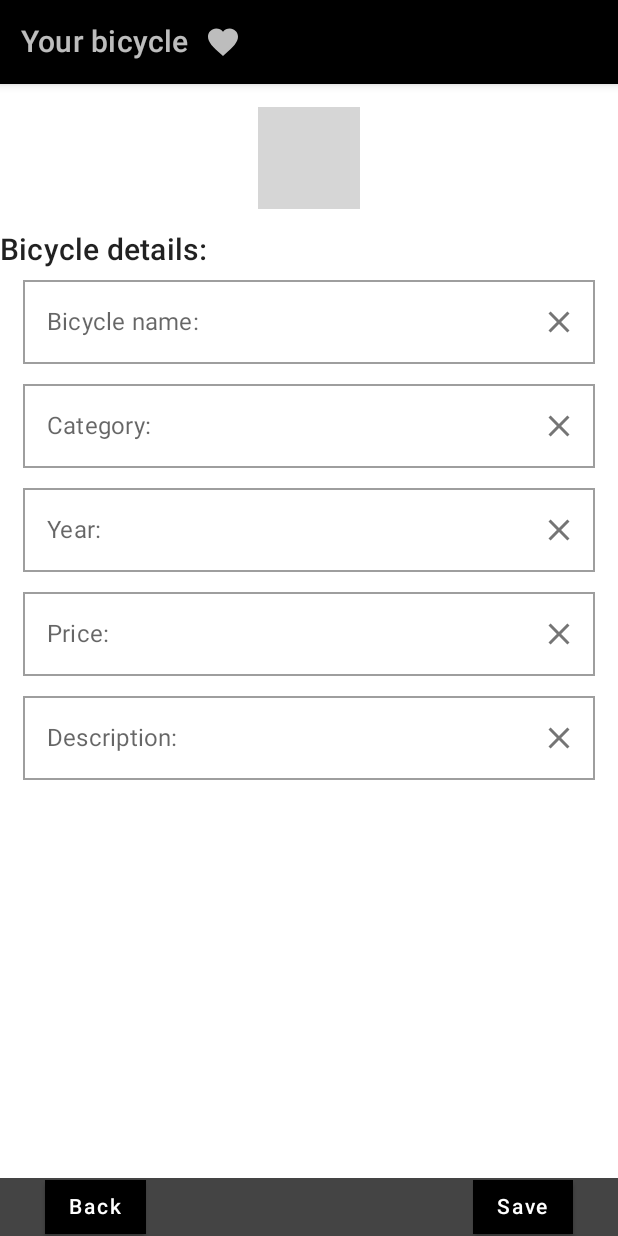
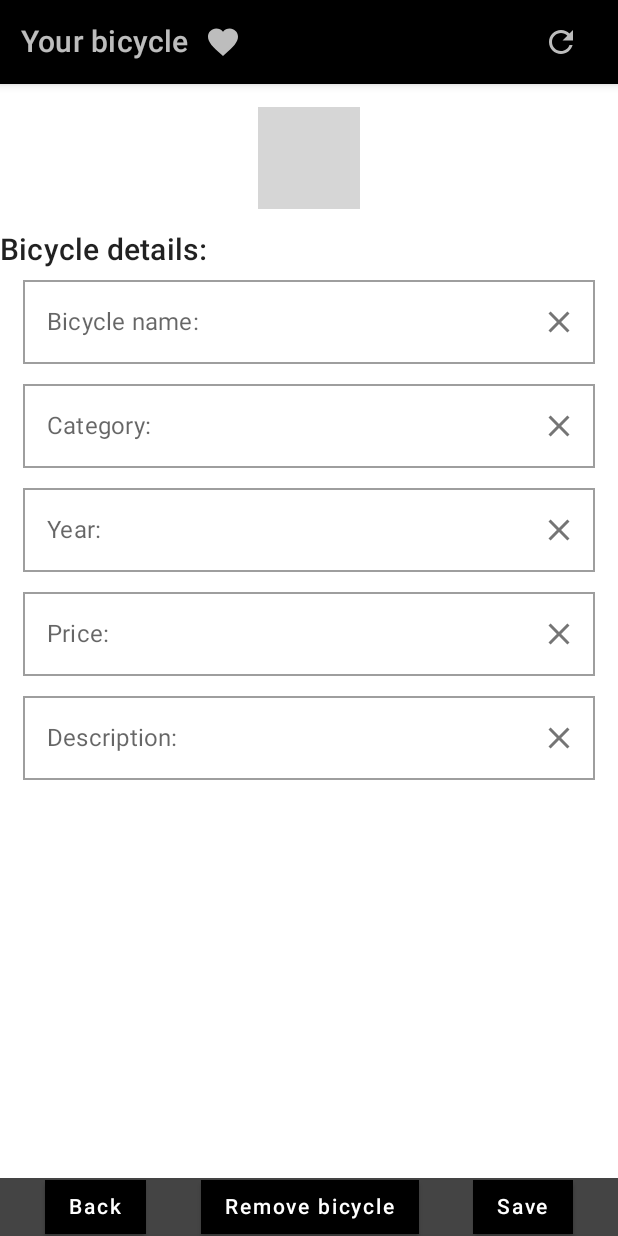
Before and after one commit to MichaelJob/kmpBicylcles, an Android app built with Jetpack Compose: the composable BicyclesUI shown on its own in the app's theme, after a tap on "New bicycle", on a phone screen of 412 x 824 dp. Run offline under Robolectric (Android 15) with nearby library versions, the phone set to English and light mode, and no system bars; libraries missing offline, so code that uses them is left out: dev.icerock.moko, io.kamel.image; 4 statements that could not run were skipped; grey boxes are pictures that could not be loaded.

Commit message:
add and remove a bicycle - wip with imagepath not getting stored - WHY?

```diff
--- a/shared/src/commonMain/kotlin/data/SupabaseService.kt
+++ b/shared/src/commonMain/kotlin/data/SupabaseService.kt
@@ -8,7 +8,7 @@ import io.github.jan.supabase.storage.storage
 
 object SupabaseService {
 
-    var supabaseClient: SupabaseClient = createSupabaseClient(
+    private var supabaseClient: SupabaseClient = createSupabaseClient(
         supabaseUrl = "https://bknhmpxtmpputpcsxzyw.supabase.co",
         supabaseKey = "eyJhbGciOiJIUzI1NiIsInR5cCI6IkpXVCJ9.eyJpc3MiOiJzdXBhYmFzZSIsInJlZiI6ImJrbmhtcHh0bXBwdXRwY3N4enl3Iiwicm9sZSI6ImFub24iLCJpYXQiOjE3MDkyMTI1NjEsImV4cCI6MjAyNDc4ODU2MX0.iP0p92RdoBEonJfmuEfHE0GT3amgEpxdL4dm_dEWFgM"
     ) {
--- a/shared/src/commonMain/kotlin/ui/BicyclesUI.kt
+++ b/shared/src/commonMain/kotlin/ui/BicyclesUI.kt
@@ -18,10 +18,12 @@ import androidx.compose.material.TopAppBar
 import androidx.compose.material.icons.Icons
 import androidx.compose.material.icons.filled.AddCircle
 import androidx.compose.material.icons.filled.Favorite
+import androidx.compose.material.icons.filled.Refresh
 import androidx.compose.material.icons.rounded.List
 import androidx.compose.runtime.Composable
 import androidx.compose.runtime.collectAsState
 import androidx.compose.runtime.getValue
+import androidx.compose.runtime.mutableStateOf
 import androidx.compose.ui.Alignment
 import androidx.compose.ui.Modifier
 import androidx.compose.ui.layout.ContentScale
@@ -65,6 +67,15 @@ fun BicyclesUI(viewModel: BicyclesViewModel) {
                         )
                     }
                 }
+                IconButton(
+                    onClick = { viewModel.updateBicycles() },
+                    modifier = Modifier.padding(10.dp)
+                ) {
+                    Icon(
+                        imageVector = Icons.Filled.Refresh,
+                        contentDescription = "Reload bicycles"
+                    )
+                }
                 if (!uiState.showDetail) {
                     IconButton(onClick = { viewModel.createNewBicycle() }) {
                         Icon(
@@ -88,12 +99,13 @@ fun BicyclesUI(viewModel: BicyclesViewModel) {
 @Composable
 fun BicyclesPage(viewModel: BicyclesViewModel) {
     val uiState by viewModel.uiState.collectAsState()
+    val bicycles by mutableStateOf(uiState.bicycles)
     LazyColumn(
         modifier = Modifier.fillMaxWidth().padding(30.dp),
         verticalArrangement = Arrangement.SpaceEvenly,
         horizontalAlignment = Alignment.CenterHorizontally,
     ) {
-        items(uiState.bicycles) {
+        items(bicycles) {
             BicycleImageCell(it, viewModel)
         }
     }
--- a/shared/src/commonMain/kotlin/ui/DetailBicycleUI.kt
+++ b/shared/src/commonMain/kotlin/ui/DetailBicycleUI.kt
@@ -59,6 +59,9 @@ fun BicycleDetailPage(viewModel: BicyclesViewModel) {
                 //on Edit Detail View
                 Button(onClick = { viewModel.showEdit(false) }) {
                     Text("Back")
+                }
+                Button(onClick = { viewModel.remove() }) {
+                    Text("Remove bicycle")
                 }
                 Button(onClick = { viewModel.save() }) {
                     Text("Save")
```
Also changed, not shown: shared/src/commonMain/kotlin/model/BicyclesViewModel.kt (+22 -4 lines).
